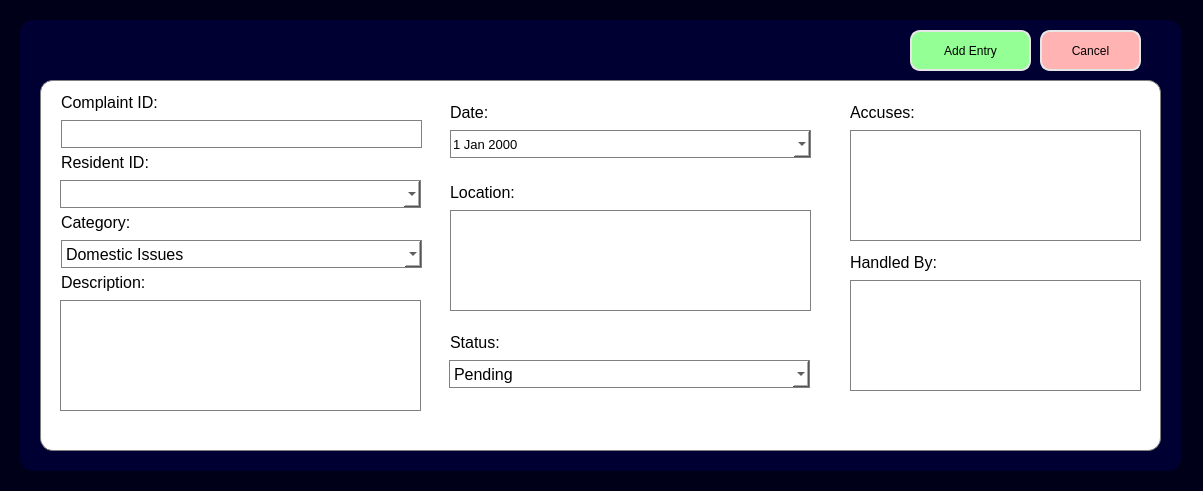
Above: uifiles/addcomplaintui.ui from mustafamclngn/CCC151-ComplaSys before the change. Below: the same form after it.
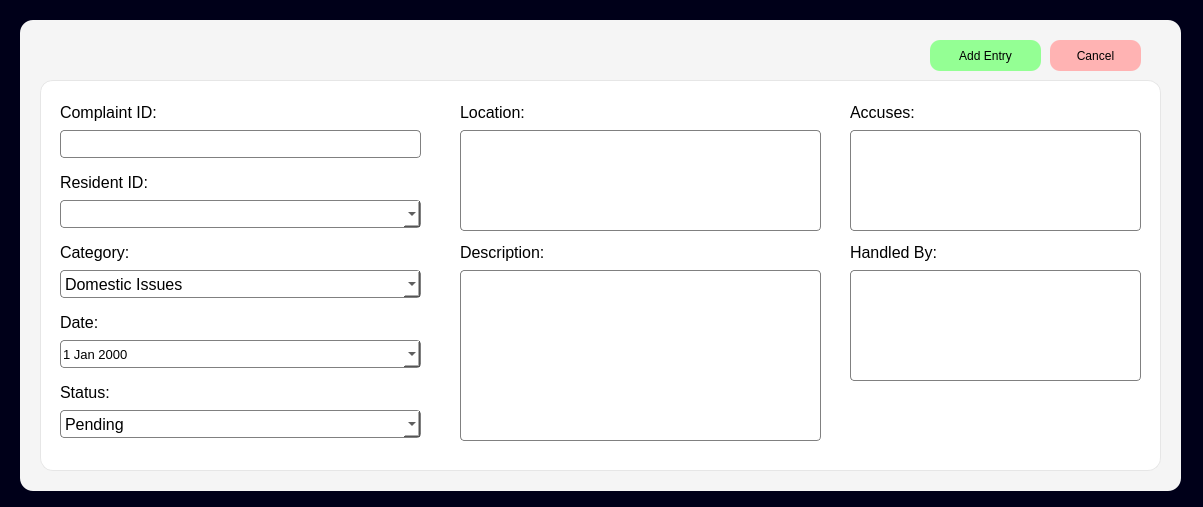
That is the form after the change. Icons and pictures are not drawn.

```diff
--- a/uifiles/addcomplaintui.ui
+++ b/uifiles/addcomplaintui.ui
@@ -7,7 +7,7 @@
     <x>0</x>
     <y>0</y>
     <width>1203</width>
-    <height>491</height>
+    <height>507</height>
    </rect>
   </property>
   <property name="windowTitle">
@@ -22,11 +22,11 @@
      <x>20</x>
      <y>20</y>
      <width>1161</width>
-     <height>451</height>
+     <height>471</height>
     </rect>
    </property>
    <property name="styleSheet">
-    <string notr="true">background-color: rgb(0, 0, 50);
+    <string notr="true">background-color: rgb(245, 245, 245);
 border-radius: 13px;</string>
    </property>
    <property name="frameShape">
@@ -41,12 +41,12 @@
       <x>20</x>
       <y>60</y>
       <width>1121</width>
-      <height>371</height>
+      <height>391</height>
      </rect>
     </property>
     <property name="styleSheet">
      <string notr="true">background-color: white;
-border: 1px solid grey;
+border: 1px solid rgb(230, 230, 230);
 border-radius: 13px;</string>
     </property>
     <property name="frameShape">
@@ -58,8 +58,8 @@
     <widget class="QLabel" name="label_resident_id">
      <property name="geometry">
       <rect>
-       <x>21</x>
-       <y>10</y>
+       <x>20</x>
+       <y>20</y>
        <width>124</width>
        <height>24</height>
       </rect>
@@ -79,8 +79,8 @@
     <widget class="QLineEdit" name="addcomplaint_complaintID_input">
      <property name="geometry">
       <rect>
-       <x>21</x>
-       <y>40</y>
+       <x>20</x>
+       <y>50</y>
        <width>361</width>
        <height>28</height>
       </rect>
@@ -93,14 +93,14 @@
      <property name="styleSheet">
       <string notr="true">background-color: white;
 border: 1px solid grey;
-border-radius: 0px;</string>
+border-radius: 4px;</string>
      </property>
     </widget>
     <widget class="QLabel" name="label_first_name">
      <property name="geometry">
       <rect>
-       <x>21</x>
-       <y>70</y>
+       <x>20</x>
+       <y>90</y>
        <width>111</width>
        <height>24</height>
       </rect>
@@ -120,8 +120,8 @@
     <widget class="QLabel" name="label_dob">
      <property name="geometry">
       <rect>
-       <x>410</x>
-       <y>20</y>
+       <x>20</x>
+       <y>230</y>
        <width>50</width>
        <height>24</height>
       </rect>
@@ -141,8 +141,8 @@
     <widget class="QLabel" name="label_address">
      <property name="geometry">
       <rect>
-       <x>410</x>
-       <y>100</y>
+       <x>420</x>
+       <y>20</y>
        <width>82</width>
        <height>24</height>
       </rect>
@@ -162,8 +162,8 @@
     <widget class="QComboBox" name="addcomplaint_category_input">
      <property name="geometry">
       <rect>
-       <x>21</x>
-       <y>160</y>
+       <x>20</x>
+       <y>190</y>
        <width>361</width>
        <height>28</height>
       </rect>
@@ -176,7 +176,7 @@
      <property name="styleSheet">
       <string notr="true">background-color: white;
 border: 1px solid grey;
-border-radius: 0px;</string>
+border-radius: 4px;</string>
      </property>
      <item>
       <property name="text">
@@ -222,8 +222,8 @@
     <widget class="QLabel" name="label_first_name_2">
      <property name="geometry">
       <rect>
-       <x>21</x>
-       <y>130</y>
+       <x>20</x>
+       <y>160</y>
        <width>87</width>
        <height>24</height>
       </rect>
@@ -243,8 +243,8 @@
     <widget class="QLabel" name="label_first_name_3">
      <property name="geometry">
       <rect>
-       <x>410</x>
-       <y>250</y>
+       <x>20</x>
+       <y>300</y>
        <width>63</width>
        <height>24</height>
       </rect>
@@ -264,8 +264,8 @@
     <widget class="QComboBox" name="addcomplaint_status_input">
      <property name="geometry">
       <rect>
-       <x>409</x>
-       <y>280</y>
+       <x>20</x>
+       <y>330</y>
        <width>361</width>
        <height>28</height>
       </rect>
@@ -278,7 +278,7 @@
      <property name="styleSheet">
       <string notr="true">background-color: white;
 border: 1px solid grey;
-border-radius: 0px;</string>
+border-radius: 4px;</string>
      </property>
      <item>
       <property name="text">
@@ -299,8 +299,8 @@
     <widget class="QLabel" name="label_address_2">
      <property name="geometry">
       <rect>
-       <x>21</x>
-       <y>190</y>
+       <x>420</x>
+       <y>160</y>
        <width>107</width>
        <height>24</height>
       </rect>
@@ -320,8 +320,8 @@
     <widget class="QDateEdit" name="addcomplaint_date_input">
      <property name="geometry">
       <rect>
-       <x>410</x>
-       <y>50</y>
+       <x>20</x>
+       <y>260</y>
        <width>361</width>
        <height>28</height>
       </rect>
@@ -334,7 +334,7 @@
      <property name="styleSheet">
       <string notr="true">background-color: white;
 border: 1px solid grey;
-border-radius: 0px;</string>
+border-radius: 4px;</string>
      </property>
      <property name="calendarPopup">
       <bool>true</bool>
@@ -344,7 +344,7 @@
      <property name="geometry">
       <rect>
        <x>20</x>
-       <y>100</y>
+       <y>120</y>
        <width>361</width>
        <height>28</height>
       </rect>
@@ -357,14 +357,14 @@
      <property name="styleSheet">
       <string notr="true">background-color: white;
 border: 1px solid grey;
-border-radius: 0px;</string>
+border-radius: 4px;</string>
      </property>
     </widget>
     <widget class="QLabel" name="label_address_3">
      <property name="geometry">
       <rect>
        <x>810</x>
-       <y>170</y>
+       <y>160</y>
        <width>107</width>
        <height>24</height>
       </rect>
@@ -405,16 +405,16 @@
     <widget class="QTextEdit" name="addcomplaint_description_input">
      <property name="geometry">
       <rect>
-       <x>20</x>
-       <y>220</y>
+       <x>420</x>
+       <y>190</y>
        <width>361</width>
-       <height>111</height>
+       <height>171</height>
       </rect>
      </property>
      <property name="styleSheet">
       <string notr="true">background-color: white;
 border: 1px solid grey;
-border-radius: 0px;</string>
+border-radius: 4px;</string>
      </property>
      <property name="html">
       <string>&lt;!DOCTYPE HTML PUBLIC &quot;-//W3C//DTD HTML 4.0//EN&quot; &quot;http://www.w3.org/TR/REC-html40/strict.dtd&quot;&gt;
@@ -427,8 +427,8 @@
     <widget class="QTextEdit" name="addcomplaint_location_input">
      <property name="geometry">
       <rect>
-       <x>410</x>
-       <y>130</y>
+       <x>420</x>
+       <y>50</y>
        <width>361</width>
        <height>101</height>
       </rect>
@@ -436,7 +436,7 @@
      <property name="styleSheet">
       <string notr="true">background-color: white;
 border: 1px solid grey;
-border-radius: 0px;</string>
+border-radius: 4px;</string>
      </property>
      <property name="html">
       <string>&lt;!DOCTYPE HTML PUBLIC &quot;-//W3C//DTD HTML 4.0//EN&quot; &quot;http://www.w3.org/TR/REC-html40/strict.dtd&quot;&gt;
@@ -452,13 +452,13 @@
        <x>810</x>
        <y>50</y>
        <width>291</width>
-       <height>111</height>
+       <height>101</height>
       </rect>
      </property>
      <property name="styleSheet">
       <string notr="true">background-color: white;
 border: 1px solid grey;
-border-radius: 0px;</string>
+border-radius: 4px;</string>
      </property>
      <property name="html">
       <string>&lt;!DOCTYPE HTML PUBLIC &quot;-//W3C//DTD HTML 4.0//EN&quot; &quot;http://www.w3.org/TR/REC-html40/strict.dtd&quot;&gt;
@@ -472,7 +472,7 @@
      <property name="geometry">
       <rect>
        <x>810</x>
-       <y>200</y>
+       <y>190</y>
        <width>291</width>
        <height>111</height>
       </rect>
@@ -480,7 +480,7 @@
      <property name="styleSheet">
       <string notr="true">background-color: white;
 border: 1px solid grey;
-border-radius: 0px;</string>
+border-radius: 4px;</string>
      </property>
      <property name="html">
       <string>&lt;!DOCTYPE HTML PUBLIC &quot;-//W3C//DTD HTML 4.0//EN&quot; &quot;http://www.w3.org/TR/REC-html40/strict.dtd&quot;&gt;
@@ -494,10 +494,10 @@
    <widget class="QPushButton" name="addcomplaint_addentry_button">
     <property name="geometry">
      <rect>
-      <x>890</x>
-      <y>10</y>
-      <width>121</width>
-      <height>41</height>
+      <x>910</x>
+      <y>20</y>
+      <width>111</width>
+      <height>31</height>
      </rect>
     </property>
     <property name="font">
@@ -509,7 +509,6 @@
     </property>
     <property name="styleSheet">
      <string notr="true">background-color: rgb(148, 255, 148);
-border: 2px solid rgb(230, 230, 230);
 border-radius: 10px;
 color: black;</string>
     </property>
@@ -520,10 +519,10 @@
    <widget class="QPushButton" name="addcomplaint_cancel_button">
     <property name="geometry">
      <rect>
-      <x>1020</x>
-      <y>10</y>
-      <width>101</width>
-      <height>41</height>
+      <x>1030</x>
+      <y>20</y>
+      <width>91</width>
+      <height>31</height>
      </rect>
     </property>
     <property name="font">
@@ -535,7 +534,6 @@
     </property>
     <property name="styleSheet">
      <string notr="true">background-color: rgb(255, 179, 179);
-border: 2px solid rgb(230, 230, 230);
 border-radius: 10px;
 color: black;</string>
     </property>
```
